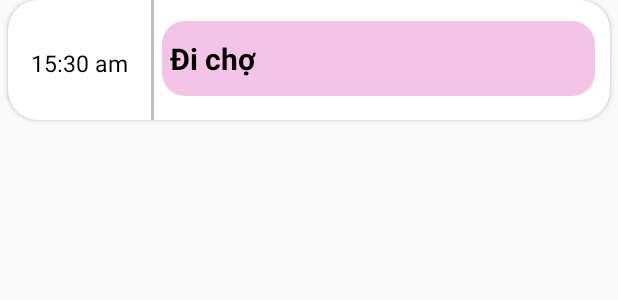
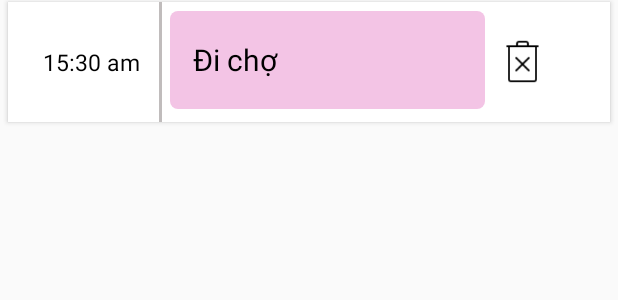
Before and after one commit to NguyenTanPtit/Calendar, an Android app: the layout event_item.xml on its own in the app's theme, with its tools: preview values and no code run, on a phone screen of 412 x 824 dp. Shown: the top 300 px of the screen. Run offline under Robolectric (Android 15) with nearby library versions, the phone set to English and light mode, and no system bars; Roboto replaces fonts that are not available here.

Commit message:
add delete event

```diff
--- a/app/src/main/java/com/example/calendar/CalendarFragment.kt
+++ b/app/src/main/java/com/example/calendar/CalendarFragment.kt
@@ -128,7 +128,7 @@ class CalendarFragment : Fragment() {
     @SuppressLint("NotifyDataSetChanged", "UseCompatLoadingForDrawables")
     private fun setOnClickItemCal(){
         gridView.setOnItemClickListener { parent, view, position, id ->
-            currentDatePos = gridAdapter.getCurrentDatePosition()
+            currentDatePos = getCurrentDatePosition()
             currentPosition = position
             if(position!= currentDatePos) {
                 view.background = parent.context.resources
@@ -215,7 +215,7 @@ class CalendarFragment : Fragment() {
         val date = dateFormatSave.format(dates[position])
         getEventPerDay(date)
         Log.d("listEventDate", eventDayList.size.toString())
-        recyclerAdapter = EventRecyclerAdapter(context,eventDayList)
+        recyclerAdapter = EventRecyclerAdapter(requireContext(),eventDayList)
         recyclerView.adapter = recyclerAdapter
     }
 
--- a/app/src/main/java/com/example/calendar/DBOpenHelper.kt
+++ b/app/src/main/java/com/example/calendar/DBOpenHelper.kt
@@ -50,4 +50,10 @@ class DBOpenHelper(context: Context) :
     fun deleteAllEvent(db:SQLiteDatabase){
         db.execSQL("delete from "+ DBStructure.EVENT_TABLE_NAME)
     }
+
+    fun deleteEvent(event: String , date: String, time : String, db : SQLiteDatabase){
+        val select = "${DBStructure.EVENT} = ? and ${DBStructure.DATE} = ? and ${DBStructure.TIME} = ?"
+        val selectArg = arrayOf(event,date,time)
+        db.delete(DBStructure.EVENT_TABLE_NAME,select,selectArg)
+    }
 }
--- a/app/src/main/java/com/example/calendar/GridAdapter.kt
+++ b/app/src/main/java/com/example/calendar/GridAdapter.kt
@@ -113,8 +113,4 @@ class GridAdapter : ArrayAdapter<Any> {
         }
         return date
     }
-
-    fun getCurrentDatePosition():Int{
-        return currentDatePos
-    }
 }
--- a/app/src/main/res/drawable/bg_item_event_title.xml
+++ b/app/src/main/res/drawable/bg_item_event_title.xml
@@ -2,5 +2,5 @@
 <shape xmlns:android="http://schemas.android.com/apk/res/android"
     android:shape="rectangle">
     <solid android:color="#F3C4E5"/>
-    <corners android:radius="15dp"/>
+    <corners android:radius="5dp"/>
 </shape>
--- a/app/src/main/res/layout/event_item.xml
+++ b/app/src/main/res/layout/event_item.xml
@@ -5,8 +5,9 @@
     android:layout_height="80dp"
     android:layout_marginStart="5dp"
     android:layout_marginEnd="5dp"
+    android:layout_marginTop="1dp"
     android:padding="15dp"
-    app:cardCornerRadius="20dp">
+    app:cardCornerRadius="0dp">
 
     <LinearLayout
         android:layout_width="match_parent"
@@ -19,8 +20,9 @@
             android:layout_width="80dp"
             android:layout_height="40dp"
             android:layout_marginStart="15dp"
-            android:layout_marginTop="15dp"
-            android:gravity="center_vertical"
+            android:layout_gravity="center"
+            android:gravity="center"
+            android:layout_marginEnd="5dp"
             android:text="15:30 am"
             android:textColor="@color/black"
             android:textSize="15sp"/>
@@ -30,21 +32,29 @@
             android:background="@color/gray"/>
         <TextView
             android:id="@+id/item_event_title"
-            android:layout_width="match_parent"
-            android:layout_height="50dp"
+            android:layout_width="210dp"
+            android:layout_height="65dp"
             android:layout_marginStart="5dp"
-            android:layout_marginTop="14dp"
+            android:layout_marginTop="6dp"
             android:layout_marginEnd="10dp"
             android:background="@drawable/bg_item_event_title"
             android:fontFamily="@font/arimo"
             android:gravity="center_vertical"
-            android:paddingStart="5dp"
+            android:paddingStart="15dp"
+            android:lines="2"
             android:paddingEnd="5dp"
             android:text="Đi chợ"
             android:textColor="@color/black"
             android:textSize="20sp"
-            android:textStyle="bold"
+            android:textStyle="normal"
             />
+        <ImageView
+            android:id="@+id/item_event_delete"
+            android:layout_width="30dp"
+            android:layout_height="35dp"
+            android:layout_gravity="center"
+            android:layout_marginEnd="5dp"
+            android:src="@drawable/delete_icon"/>
 
     </LinearLayout>
 
```
Also changed, not shown: app/src/main/java/com/example/calendar/EventRecyclerAdapter.kt (+16 -1 lines), app/src/main/res/drawable/delete_icon.png (added).
